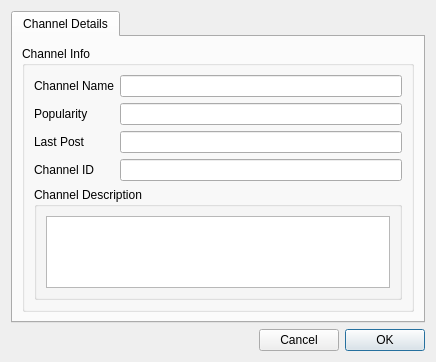
First picture: the form in retroshare-gui/src/gui/channels/ChannelDetails.ui, repository RetroShare/RetroShare, before the edit.
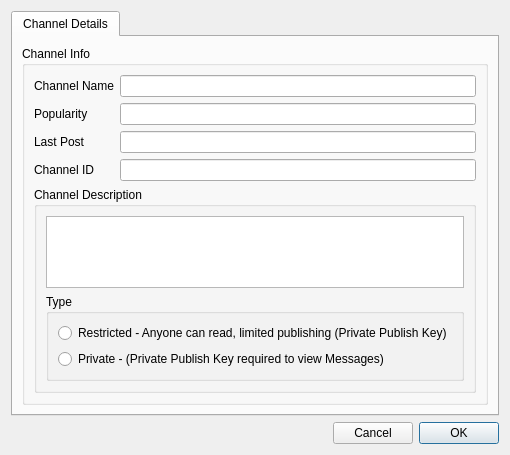
Second picture: the form after the edit. Icons and pictures are not drawn.

Commit message: Display the Channel Type on Channel Details

```diff
--- a/retroshare-gui/src/gui/channels/ChannelDetails.ui
+++ b/retroshare-gui/src/gui/channels/ChannelDetails.ui
@@ -6,8 +6,8 @@
    <rect>
     <x>0</x>
     <y>0</y>
-    <width>436</width>
-    <height>355</height>
+    <width>455</width>
+    <height>408</height>
    </rect>
   </property>
   <property name="windowTitle">
@@ -86,7 +86,7 @@
           <item row="3" column="1">
            <widget class="QLineEdit" name="IDline"/>
           </item>
-          <item row="4" column="0" colspan="2">
+          <item row="5" column="0" colspan="2">
            <widget class="QGroupBox" name="groupBox">
             <property name="title">
              <string>Channel Description</string>
@@ -95,6 +95,29 @@
              <item row="0" column="0">
               <widget class="QTextEdit" name="DescriptiontextEdit"/>
              </item>
+             <item row="1" column="0">
+              <widget class="QGroupBox" name="groupBox_3">
+               <property name="title">
+                <string>Type</string>
+               </property>
+               <layout class="QVBoxLayout" name="verticalLayout">
+                <item>
+                 <widget class="QRadioButton" name="typePrivate">
+                  <property name="text">
+                   <string>Restricted - Anyone can read, limited publishing (Private Publish Key)</string>
+                  </property>
+                 </widget>
+                </item>
+                <item>
+                 <widget class="QRadioButton" name="typeEncrypted">
+                  <property name="text">
+                   <string>Private - (Private Publish Key required to view Messages)</string>
+                  </property>
+                 </widget>
+                </item>
+               </layout>
+              </widget>
+             </item>
             </layout>
            </widget>
           </item>
```
The commit also changes 1 other file.
